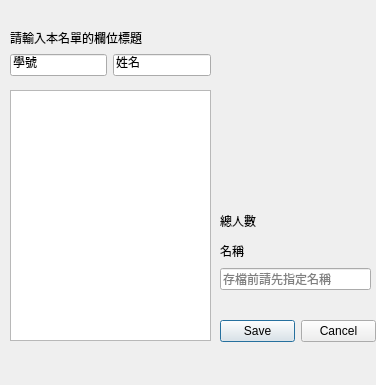
The window that opf.ui (wlhunag/Random_pick) describes before a commit, drawn with Qt 5.
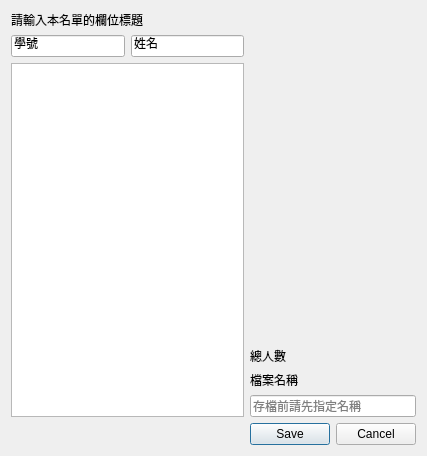
The same window after the commit.

The edit to the form file:
```diff
--- a/opf.ui
+++ b/opf.ui
@@ -6,22 +6,69 @@
    <rect>
     <x>0</x>
     <y>0</y>
-    <width>376</width>
-    <height>385</height>
+    <width>427</width>
+    <height>456</height>
    </rect>
   </property>
   <property name="windowTitle">
    <string>匯入名單</string>
   </property>
+  <layout class="QGridLayout" name="gridLayout">
+   <item row="0" column="0">
+    <layout class="QVBoxLayout" name="verticalLayout_2">
+     <item>
+      <widget class="QLabel" name="label_4">
+       <property name="sizePolicy">
+        <sizepolicy hsizetype="Preferred" vsizetype="Maximum">
+         <horstretch>0</horstretch>
+         <verstretch>0</verstretch>
+        </sizepolicy>
+       </property>
+       <property name="text">
+        <string>請輸入本名單的欄位標題</string>
+       </property>
+      </widget>
+     </item>
+     <item>
+      <layout class="QHBoxLayout" name="horizontalLayout">
+       <property name="sizeConstraint">
+        <enum>QLayout::SetDefaultConstraint</enum>
+       </property>
+       <item>
+        <widget class="QLineEdit" name="lineEdit_number">
+         <property name="sizePolicy">
+          <sizepolicy hsizetype="Expanding" vsizetype="Maximum">
+           <horstretch>0</horstretch>
+           <verstretch>0</verstretch>
+          </sizepolicy>
+         </property>
+         <property name="text">
+          <string>學號</string>
+         </property>
+         <property name="placeholderText">
+          <string>預設為學號</string>
+         </property>
+        </widget>
+       </item>
+       <item>
+        <widget class="QLineEdit" name="lineEdit_name">
+         <property name="sizePolicy">
+          <sizepolicy hsizetype="Expanding" vsizetype="Maximum">
+           <horstretch>0</horstretch>
+           <verstretch>0</verstretch>
+          </sizepolicy>
+         </property>
+         <property name="text">
+          <string>姓名</string>
+         </property>
+        </widget>
+       </item>
+      </layout>
+     </item>
+    </layout>
+   </item>
+   <item row="5" column="1">
   <widget class="QDialogButtonBox" name="buttonBox">
-   <property name="geometry">
-    <rect>
-     <x>220</x>
-     <y>320</y>
-     <width>156</width>
-     <height>23</height>
-    </rect>
-   </property>
    <property name="layoutDirection">
     <enum>Qt::LeftToRight</enum>
    </property>
@@ -29,20 +76,45 @@
     <set>QDialogButtonBox::Cancel|QDialogButtonBox::Save</set>
    </property>
   </widget>
-  <widget class="QWidget" name="verticalLayoutWidget">
-   <property name="geometry">
-    <rect>
-     <x>220</x>
-     <y>239</y>
-     <width>151</width>
-     <height>51</height>
-    </rect>
-   </property>
+   </item>
+   <item row="3" column="0">
+    <widget class="QPlainTextEdit" name="plainTextEdit">
+     <property name="toolTip">
+      <string>請用 tab 鍵分隔學號姓名</string>
+     </property>
+     <property name="documentTitle">
+      <string/>
+     </property>
+    </widget>
+   </item>
+   <item row="3" column="1">
+    <layout class="QVBoxLayout" name="verticalLayout_3">
+     <item>
    <layout class="QVBoxLayout" name="verticalLayout">
+       <item>
+        <spacer name="verticalSpacer">
+         <property name="orientation">
+          <enum>Qt::Vertical</enum>
+         </property>
+         <property name="sizeHint" stdset="0">
+          <size>
+           <width>20</width>
+           <height>40</height>
+          </size>
+         </property>
+        </spacer>
+       </item>
+       <item>
+        <widget class="QLabel" name="label_2">
+         <property name="text">
+          <string>總人數</string>
+         </property>
+        </widget>
+       </item>
     <item>
      <widget class="QLabel" name="label_3">
       <property name="text">
-       <string>名稱</string>
+          <string>檔案名稱</string>
       </property>
      </widget>
     </item>
@@ -57,91 +129,10 @@
      </widget>
     </item>
    </layout>
-  </widget>
-  <widget class="QWidget" name="horizontalLayoutWidget_2">
-   <property name="geometry">
-    <rect>
-     <x>220</x>
-     <y>210</y>
-     <width>121</width>
-     <height>21</height>
-    </rect>
-   </property>
-   <layout class="QHBoxLayout" name="horizontalLayout_2">
-    <item>
-     <widget class="QLabel" name="label">
-      <property name="text">
-       <string>總人數</string>
-      </property>
-     </widget>
-    </item>
-    <item>
-     <widget class="QLabel" name="label_2">
-      <property name="text">
-       <string/>
-      </property>
-     </widget>
-    </item>
-   </layout>
-  </widget>
-  <widget class="QPlainTextEdit" name="plainTextEdit">
-   <property name="geometry">
-    <rect>
-     <x>10</x>
-     <y>90</y>
-     <width>201</width>
-     <height>251</height>
-    </rect>
-   </property>
-   <property name="toolTip">
-    <string>請用 tab 鍵分隔學號姓名</string>
-   </property>
-   <property name="documentTitle">
-    <string/>
-   </property>
-  </widget>
-  <widget class="QWidget" name="horizontalLayoutWidget">
-   <property name="geometry">
-    <rect>
-     <x>10</x>
-     <y>50</y>
-     <width>201</width>
-     <height>31</height>
-    </rect>
-   </property>
-   <layout class="QHBoxLayout" name="horizontalLayout">
-    <item>
-     <widget class="QLineEdit" name="lineEdit_number">
-      <property name="text">
-       <string>學號</string>
-      </property>
-      <property name="placeholderText">
-       <string>預設為學號</string>
-      </property>
-     </widget>
-    </item>
-    <item>
-     <widget class="QLineEdit" name="lineEdit_name">
-      <property name="text">
-       <string>姓名</string>
-      </property>
-     </widget>
-    </item>
-   </layout>
-  </widget>
-  <widget class="QLabel" name="label_4">
-   <property name="geometry">
-    <rect>
-     <x>10</x>
-     <y>30</y>
-     <width>201</width>
-     <height>16</height>
-    </rect>
-   </property>
-   <property name="text">
-    <string>請輸入本名單的欄位標題</string>
-   </property>
-  </widget>
+     </item>
+    </layout>
+   </item>
+  </layout>
  </widget>
  <resources/>
  <connections>
```
Lines whose indentation alone changed are shown as unchanged.
